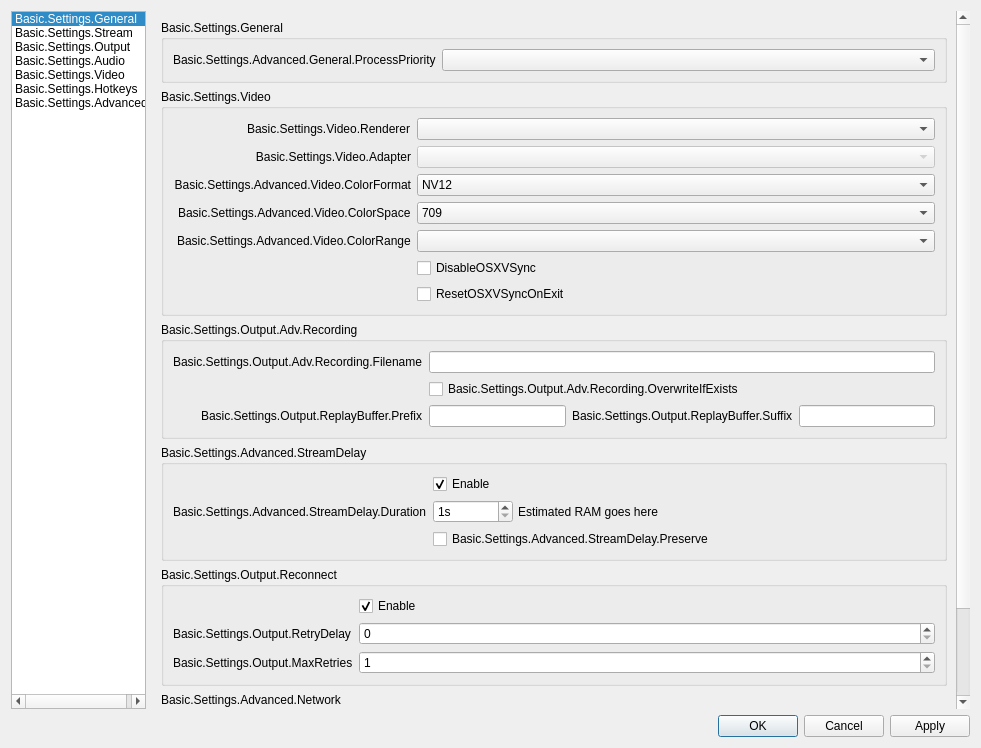
The window that UI/forms/OBSBasicSettings.ui (GameKyuubi/obs-studio) describes before a commit, drawn with Qt 5.
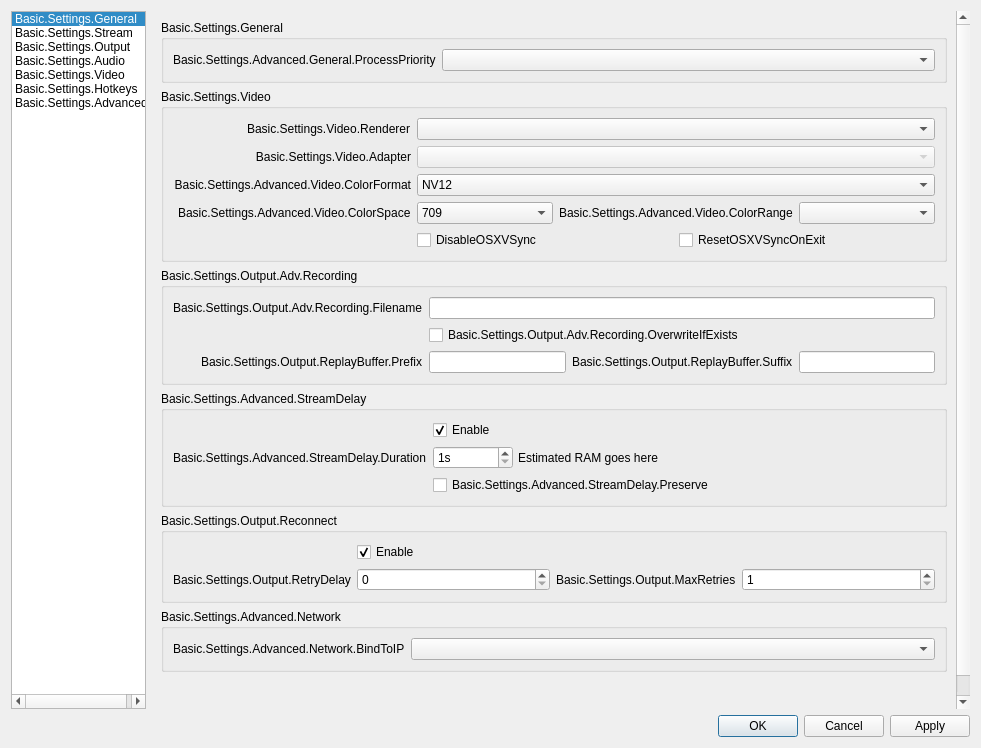
The same window after the commit. The open tabs and pages were chosen to show the change. Icons and pictures are not drawn.

Commit message:
UI: Make advanced settings pane a bit more compact
Packs related controls together and makes a bit more room for more
advanced settings.

```diff
--- a/UI/forms/OBSBasicSettings.ui
+++ b/UI/forms/OBSBasicSettings.ui
@@ -3255,8 +3255,8 @@
           <rect>
            <x>0</x>
            <y>0</y>
-           <width>98</width>
-           <height>28</height>
+           <width>818</width>
+           <height>697</height>
           </rect>
          </property>
          <layout class="QFormLayout" name="hotkeyLayout">
@@ -3302,8 +3302,8 @@
              <rect>
               <x>0</x>
               <y>0</y>
-              <width>593</width>
-              <height>709</height>
+              <width>820</width>
+              <height>699</height>
              </rect>
             </property>
             <layout class="QVBoxLayout" name="verticalLayout_16">
@@ -3356,6 +3356,46 @@
                    <property name="labelAlignment">
                     <set>Qt::AlignRight|Qt::AlignTrailing|Qt::AlignVCenter</set>
                    </property>
+                   <item row="0" column="0">
+                    <widget class="QLabel" name="rendererLabel">
+                     <property name="text">
+                      <string>Basic.Settings.Video.Renderer</string>
+                     </property>
+                     <property name="buddy">
+                      <cstring>renderer</cstring>
+                     </property>
+                    </widget>
+                   </item>
+                   <item row="0" column="1">
+                    <widget class="QComboBox" name="renderer">
+                     <property name="currentText">
+                      <string notr="true"/>
+                     </property>
+                    </widget>
+                   </item>
+                   <item row="1" column="0">
+                    <widget class="QLabel" name="adapterLabel">
+                     <property name="text">
+                      <string>Basic.Settings.Video.Adapter</string>
+                     </property>
+                     <property name="alignment">
+                      <set>Qt::AlignRight|Qt::AlignTrailing|Qt::AlignVCenter</set>
+                     </property>
+                     <property name="buddy">
+                      <cstring>adapter</cstring>
+                     </property>
+                    </widget>
+                   </item>
+                   <item row="1" column="1">
+                    <widget class="QComboBox" name="adapter">
+                     <property name="enabled">
+                      <bool>false</bool>
+                     </property>
+                     <property name="currentText">
+                      <string notr="true"/>
+                     </property>
+                    </widget>
+                   </item>
                    <item row="2" column="0">
                     <widget class="QLabel" name="label_30">
                      <property name="minimumSize">
@@ -3399,18 +3439,84 @@
                      </item>
                     </widget>
                    </item>
-                   <item row="4" column="0">
-                    <widget class="QLabel" name="label_34">
-                     <property name="text">
-                      <string>Basic.Settings.Advanced.Video.ColorRange</string>
-                     </property>
-                     <property name="buddy">
-                      <cstring>colorRange</cstring>
-                     </property>
-                    </widget>
-                   </item>
                    <item row="4" column="1">
-                    <widget class="QComboBox" name="colorRange"/>
+                    <layout class="QHBoxLayout" name="horizontalLayout_18">
+                     <property name="leftMargin">
+                      <number>0</number>
+                     </property>
+                     <property name="topMargin">
+                      <number>0</number>
+                     </property>
+                     <property name="rightMargin">
+                      <number>0</number>
+                     </property>
+                     <property name="bottomMargin">
+                      <number>0</number>
+                     </property>
+                     <item>
+                      <widget class="QCheckBox" name="disableOSXVSync">
+                       <property name="text">
+                        <string>DisableOSXVSync</string>
+                       </property>
+                      </widget>
+                     </item>
+                     <item>
+                      <widget class="QCheckBox" name="resetOSXVSync">
+                       <property name="text">
+                        <string>ResetOSXVSyncOnExit</string>
+                       </property>
+                      </widget>
+                     </item>
+                    </layout>
+                   </item>
+                   <item row="3" column="1">
+                    <layout class="QHBoxLayout" name="horizontalLayout_20">
+                     <property name="leftMargin">
+                      <number>0</number>
+                     </property>
+                     <property name="topMargin">
+                      <number>0</number>
+                     </property>
+                     <property name="rightMargin">
+                      <number>0</number>
+                     </property>
+                     <property name="bottomMargin">
+                      <number>0</number>
+                     </property>
+                     <item>
+                      <widget class="QComboBox" name="colorSpace">
+                       <item>
+                        <property name="text">
+                         <string notr="true">709</string>
+                        </property>
+                       </item>
+                       <item>
+                        <property name="text">
+                         <string notr="true">601</string>
+                        </property>
+                       </item>
+                      </widget>
+                     </item>
+                     <item>
+                      <widget class="QLabel" name="label_34">
+                       <property name="sizePolicy">
+                        <sizepolicy hsizetype="Maximum" vsizetype="Preferred">
+                         <horstretch>0</horstretch>
+                         <verstretch>0</verstretch>
+                        </sizepolicy>
+                       </property>
+                       <property name="text">
+                        <string>Basic.Settings.Advanced.Video.ColorRange</string>
+                       </property>
+                       <property name="buddy">
+                        <cstring>colorRange</cstring>
+                       </property>
+                      </widget>
+                     </item>
+                     <item>
+                      <widget class="QComboBox" name="colorRange"/>
+                     </item>
+                    </layout>
                    </item>
                    <item row="3" column="0">
                     <widget class="QLabel" name="label_33">
@@ -3422,74 +3528,6 @@
                      </property>
                     </widget>
                    </item>
-                   <item row="3" column="1">
-                    <widget class="QComboBox" name="colorSpace">
-                     <item>
-                      <property name="text">
-                       <string notr="true">709</string>
-                      </property>
-                     </item>
-                     <item>
-                      <property name="text">
-                       <string notr="true">601</string>
-                      </property>
-                     </item>
-                    </widget>
-                   </item>
-                   <item row="0" column="0">
-                    <widget class="QLabel" name="rendererLabel">
-                     <property name="text">
-                      <string>Basic.Settings.Video.Renderer</string>
-                     </property>
-                     <property name="buddy">
-                      <cstring>renderer</cstring>
-                     </property>
-                    </widget>
-                   </item>
-                   <item row="0" column="1">
-                    <widget class="QComboBox" name="renderer">
-                     <property name="currentText">
-                      <string notr="true"/>
-                     </property>
-                    </widget>
-                   </item>
-                   <item row="1" column="0">
-                    <widget class="QLabel" name="adapterLabel">
-                     <property name="text">
-                      <string>Basic.Settings.Video.Adapter</string>
-                     </property>
-                     <property name="alignment">
-                      <set>Qt::AlignRight|Qt::AlignTrailing|Qt::AlignVCenter</set>
-                     </property>
-                     <property name="buddy">
-                      <cstring>adapter</cstring>
-                     </property>
-                    </widget>
-                   </item>
-                   <item row="1" column="1">
-                    <widget class="QComboBox" name="adapter">
-                     <property name="enabled">
-                      <bool>false</bool>
-                     </property>
-                     <property name="currentText">
-                      <string notr="true"/>
-                     </property>
-                    </widget>
-                   </item>
-                   <item row="5" column="1">
-                    <widget class="QCheckBox" name="disableOSXVSync">
-                     <property name="text">
-                      <string>DisableOSXVSync</string>
-                     </property>
-                    </widget>
-                   </item>
-                   <item row="6" column="1">
-                    <widget class="QCheckBox" name="resetOSXVSync">
-                     <property name="text">
-                      <string>ResetOSXVSyncOnExit</string>
-                     </property>
-                    </widget>
-                   </item>
                   </layout>
                  </widget>
                 </item>
@@ -3507,6 +3545,9 @@
                      <property name="text">
                       <string>Basic.Settings.Output.Adv.Recording.Filename</string>
                      </property>
+                     <property name="buddy">
+                      <cstring>filenameFormatting</cstring>
+                     </property>
                     </widget>
                    </item>
                    <item row="0" column="1">
@@ -3541,6 +3582,9 @@
                        <property name="text">
                         <string>Basic.Settings.Output.ReplayBuffer.Suffix</string>
                        </property>
+                       <property name="buddy">
+                        <cstring>simpleRBSuffix</cstring>
+                       </property>
                       </widget>
                      </item>
                      <item>
@@ -3553,6 +3597,9 @@
                      <property name="text">
                       <string>Basic.Settings.Output.ReplayBuffer.Prefix</string>
                      </property>
+                     <property name="buddy">
+                      <cstring>simpleRBPrefix</cstring>
+                     </property>
                     </widget>
                    </item>
                   </layout>
@@ -3662,6 +3709,65 @@
                    <property name="fieldGrowthPolicy">
                     <enum>QFormLayout::AllNonFixedFieldsGrow</enum>
                    </property>
+                   <item row="0" column="1">
+                    <widget class="QCheckBox" name="reconnectEnable">
+                     <property name="text">
+                      <string>Enable</string>
+                     </property>
+                     <property name="checked">
+                      <bool>true</bool>
+                     </property>
+                    </widget>
+                   </item>
+                   <item row="1" column="1">
+                    <layout class="QHBoxLayout" name="horizontalLayout_19">
+                     <property name="leftMargin">
+                      <number>0</number>
+                     </property>
+                     <property name="topMargin">
+                      <number>0</number>
+                     </property>
+                     <property name="rightMargin">
+                      <number>0</number>
+                     </property>
+                     <property name="bottomMargin">
+                      <number>0</number>
+                     </property>
+                     <item>
+                      <widget class="QSpinBox" name="reconnectRetryDelay">
+                       <property name="maximum">
+                        <number>30</number>
+                       </property>
+                      </widget>
+                     </item>
+                     <item>
+                      <widget class="QLabel" name="label_22">
+                       <property name="sizePolicy">
+                        <sizepolicy hsizetype="Maximum" vsizetype="Preferred">
+                         <horstretch>0</horstretch>
+                         <verstretch>0</verstretch>
+                        </sizepolicy>
+                       </property>
+                       <property name="text">
+                        <string>Basic.Settings.Output.MaxRetries</string>
+                       </property>
+                       <property name="buddy">
+                        <cstring>reconnectMaxRetries</cstring>
+                       </property>
+                      </widget>
+                     </item>
+                     <item>
+                      <widget class="QSpinBox" name="reconnectMaxRetries">
+                       <property name="minimum">
+                        <number>1</number>
+                       </property>
+                       <property name="maximum">
+                        <number>10000</number>
+                       </property>
+                      </widget>
+                     </item>
+                    </layout>
+                   </item>
                    <item row="1" column="0">
                     <widget class="QLabel" name="label_17">
                      <property name="text">
@@ -3672,43 +3778,6 @@
                      </property>
                     </widget>
                    </item>
-                   <item row="0" column="1">
-                    <widget class="QCheckBox" name="reconnectEnable">
-                     <property name="text">
-                      <string>Enable</string>
-                     </property>
-                     <property name="checked">
-                      <bool>true</bool>
-                     </property>
-                    </widget>
-                   </item>
-                   <item row="1" column="1">
-                    <widget class="QSpinBox" name="reconnectRetryDelay">
-                     <property name="maximum">
-                      <number>30</number>
-                     </property>
-                    </widget>
-                   </item>
-                   <item row="2" column="0">
-                    <widget class="QLabel" name="label_22">
-                     <property name="text">
-                      <string>Basic.Settings.Output.MaxRetries</string>
-                     </property>
-                     <property name="buddy">
-                      <cstring>reconnectMaxRetries</cstring>
-                     </property>
-                    </widget>
-                   </item>
-                   <item row="2" column="1">
-                    <widget class="QSpinBox" name="reconnectMaxRetries">
-                     <property name="minimum">
-                      <number>1</number>
-                     </property>
-                     <property name="maximum">
-                      <number>10000</number>
-                     </property>
-                    </widget>
-                   </item>
                   </layout>
                  </widget>
                 </item>
@@ -3729,6 +3798,9 @@
                      <property name="text">
                       <string>Basic.Settings.Advanced.Network.BindToIP</string>
                      </property>
+                     <property name="buddy">
+                      <cstring>bindToIP</cstring>
+                     </property>
                     </widget>
                    </item>
                   </layout>
```
Left out of the diff: 193 changed lines with no effect on the pictures.
